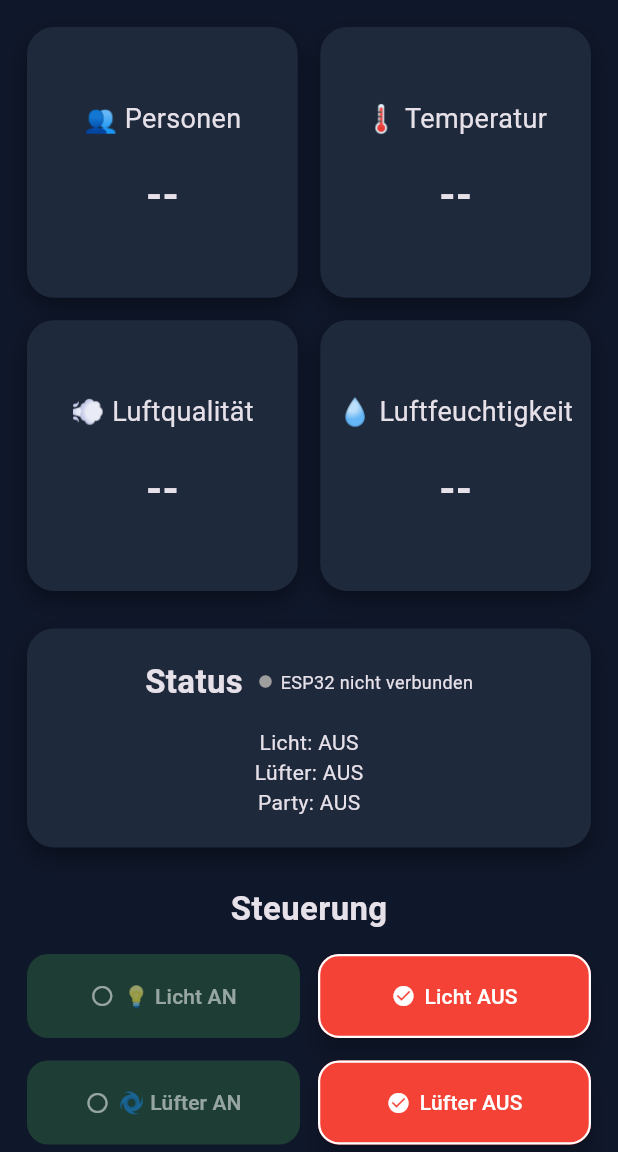
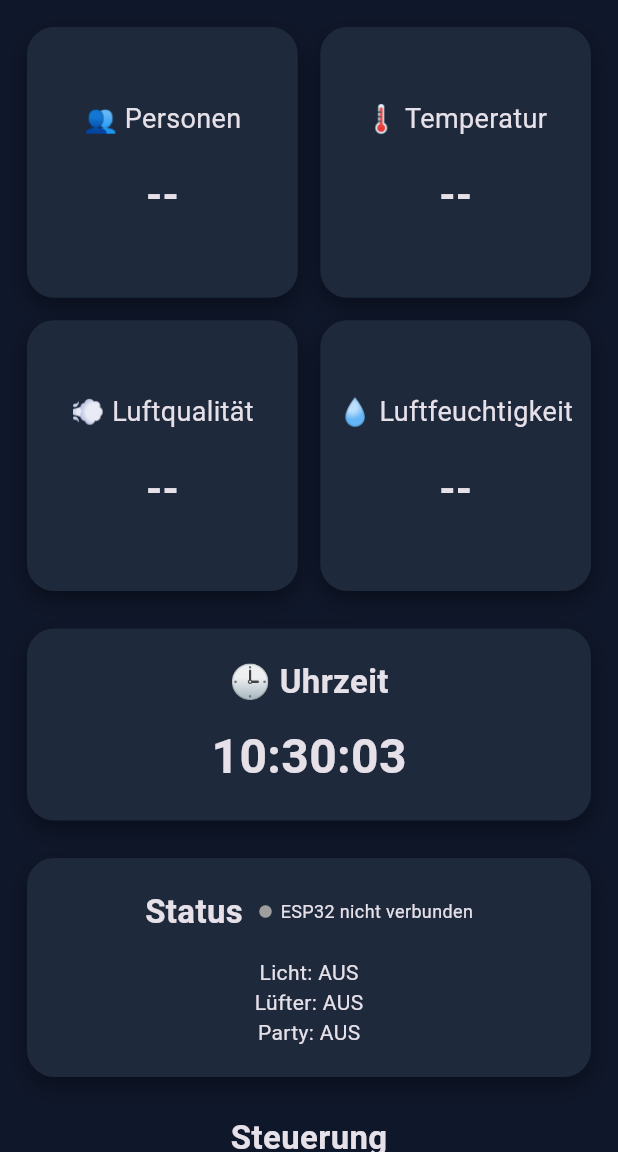
Before and after one commit to IsyBaki/Medien_Informatik_smart_room, a Flutter app: the screen it shows once a user with an empty profile is signed in, on a phone screen of 412 x 824 dp, the part 84-1236 px from its top. Run offline on Flutter 3.47's test engine with Material 3 defaults, Android fonts, the phone set to English and light mode, and no system bars; our stand-ins replace cloud_firestore, firebase_auth, firebase_core, fl_chart; accounts and stored records are empty; network calls fail.

Commit message:
final update eshaq

```diff
--- a/app/smart_room/lib/constants/app_constants.dart
+++ b/app/smart_room/lib/constants/app_constants.dart
@@ -1,8 +1,8 @@
-/// Zentrale Konstanten: Geräte-Namen, Firestore-Struktur, ESP32-Konfiguration.
-/// So stehen wichtige Namen an einer Stelle statt verstreut im Code.
+// zentrale Konstanten: Gerätenamen, Firestore-Struktur, ESP32-Konfiguration
+// (damit wichtige Namen an einer Stelle stehen statt verstreut im Code)
 class AppConstants {
   // Gerätenamen -- werden sowohl in Firestore als auch im ESP32-Protokoll
-  // als Schlüssel verwendet (siehe esp32/smart_room_esp32.ino).
+  // als Schlüssel verwendet (siehe esp32/smart_room_esp32.ino)
   static const String deviceLight = 'light';
   static const String deviceFan = 'fan';
   static const String deviceParty = 'party';
--- a/app/smart_room/lib/models/sensor_data.dart
+++ b/app/smart_room/lib/models/sensor_data.dart
@@ -1,6 +1,6 @@
 import 'package:cloud_firestore/cloud_firestore.dart';
 
-/// Eine einzelne Sensor-Messung (Temperatur, Luftfeuchtigkeit, Luftqualität, Personen).
+// Eine einzelne Sensor-Messung (Temperatur, Luftfeuchtigkeit, Luftqualität, Personen).
 class SensorData {
   final double temperature;
   final double humidity;
@@ -8,15 +8,21 @@ class SensorData {
   final String airQuality;
   final DateTime timestamp;
 
+  // echter, aktueller Lüfter-Status direkt vom ESP32 (nicht aus Firestore).
+  // null, wenn die Nachricht keinen "fan"-Wert enthielt (z.B. alte
+  // Firestore-Einträge von vor dieser Änderung)
+  final bool? fanOn;
+
   SensorData({
     required this.temperature,
     required this.humidity,
     required this.persons,
     required this.airQuality,
     required this.timestamp,
+    this.fanOn,
   });
 
-  // Nachricht vom ESP32 über WebSocket (kein Zeitstempel im Payload -> Empfangszeit).
+  // Nachricht vom ESP32 über WebSocket (kein Zeitstempel im Payload -> Empfangszeit)
   factory SensorData.fromJson(Map<String, dynamic> json) {
     return SensorData(
       temperature: (json['temperature'] as num?)?.toDouble() ?? 0,
@@ -24,10 +30,10 @@ class SensorData {
       persons: (json['persons'] as num?)?.toInt() ?? 0,
       airQuality: json['airQuality'] as String? ?? 'Unbekannt',
       timestamp: DateTime.now(),
+      fanOn: json['fan'] as bool?,
     );
   }
 
-  /// Erstellt eine Messung aus einem Firestore-Dokument.
   factory SensorData.fromMap(Map<String, dynamic> map) {
     final ts = map['timestamp'];
     return SensorData(
@@ -36,10 +42,10 @@ class SensorData {
       persons: (map['persons'] as num?)?.toInt() ?? 0,
       airQuality: map['airQuality'] as String? ?? 'Unbekannt',
       timestamp: ts is Timestamp ? ts.toDate() : DateTime.now(),
+      fanOn: map['fan'] as bool?,
     );
   }
 
-  /// Wandelt die Messung in ein Firestore-Format um.
   Map<String, dynamic> toMap() {
     return {
       'temperature': temperature,
@@ -47,6 +53,7 @@ class SensorData {
       'persons': persons,
       'airQuality': airQuality,
       'timestamp': Timestamp.fromDate(timestamp),
+      if (fanOn != null) 'fan': fanOn,
     };
   }
 }
--- a/app/smart_room/lib/models/user_model.dart
+++ b/app/smart_room/lib/models/user_model.dart
@@ -1,4 +1,4 @@
-/// Entspricht einem Dokument in der Firestore-Collection `users/{uid}`.
+// Entspricht einem Dokument in der Firestore-Collection users/{uid}.
 class UserModel {
   final String uid;
   final String email;
@@ -12,7 +12,6 @@ class UserModel {
     this.notificationsEnabled = true,
   });
 
-  /// Erstellt das Profil aus einem Firestore-Dokument.
   factory UserModel.fromMap(String uid, Map<String, dynamic> map) {
     return UserModel(
       uid: uid,
@@ -22,7 +21,6 @@ class UserModel {
     );
   }
 
-  /// Wandelt das Profil in ein Firestore-Format um.
   Map<String, dynamic> toMap() {
     return {
       'email': email,
--- a/app/smart_room/lib/pages/auth_gate.dart
+++ b/app/smart_room/lib/pages/auth_gate.dart
@@ -4,11 +4,10 @@ import 'package:flutter/material.dart';
 import 'smart_room_page.dart';
 import 'welcome_page.dart';
 
-/// Leitet je nach Anmeldestatus zur Welcome-Seite oder zum Smart Room weiter.
+// leitet je nach Anmeldestatus zur Welcome-Seite oder zum Smart Room weiter
 class AuthGate extends StatelessWidget {
   const AuthGate({super.key});
 
-  /// Baut je nach Anmeldestatus (`snapshot.hasData`) die passende Seite.
   @override
   Widget build(BuildContext context) {
     return StreamBuilder<User?>(
--- a/app/smart_room/lib/pages/register_page.dart
+++ b/app/smart_room/lib/pages/register_page.dart
@@ -4,7 +4,7 @@ import 'package:flutter/material.dart';
 import '../services/auth_service.dart';
 import 'login_page.dart';
 
-/// Seite zum Registrieren mit Name, E-Mail und Passwort.
+// Seite zum Registrieren mit Name, E-Mail und Passwort.
 class RegisterPage extends StatefulWidget {
   const RegisterPage({super.key});
 
@@ -28,7 +28,6 @@ class _RegisterPageState extends State<RegisterPage> {
     super.dispose();
   }
 
-  /// Legt das Konto an und schickt danach bewusst zur Login-Seite zurück.
   Future<void> register() async {
     final name = nameController.text.trim();
     final email = emailController.text.trim();
@@ -70,14 +69,12 @@ class _RegisterPageState extends State<RegisterPage> {
     }
   }
 
-  /// Zeigt eine Fehlermeldung als SnackBar an.
   void _showError(String message) {
     ScaffoldMessenger.of(context).showSnackBar(
       SnackBar(content: Text(message)),
     );
   }
 
-  /// Baut das Formular: Name, E-Mail, Passwort, Registrieren-Button.
   @override
   Widget build(BuildContext context) {
     return Scaffold(
--- a/app/smart_room/lib/pages/smart_room_page.dart
+++ b/app/smart_room/lib/pages/smart_room_page.dart
@@ -13,7 +13,7 @@ import '../widgets/control_row.dart';
 import '../styles/app_styles.dart';
 import 'history_page.dart';
 
-/// Hauptseite nach dem Login: zeigt Sensorwerte und steuert Licht/Lüfter/Party.
+// Hauptseite nach dem Login: zeigt Sensorwerte und steuert Licht/Lüfter/Party.
 class SmartRoomPage extends StatefulWidget {
   const SmartRoomPage({super.key});
 
@@ -26,63 +26,85 @@ class _SmartRoomPageState extends State<SmartRoomPage> {
   final _databaseService = DatabaseService();
   final _esp32Service = Esp32Service();
 
-  // Uhrzeit-Anzeige aktuell deaktiviert (nicht benötigt) -- bei Bedarf die
-  // Zeilen unten sowie in initState()/dispose()/buildInformationGrid() wieder
-  // einkommentieren.
-  // String currentTime = '--:--:--';
-  // Timer? _clockTimer;
+  // aktuelle Uhrzeit (vom Handy, nicht vom ESP32) -- wird jede Sekunde
+  // aktualisiert, siehe updateClock(). Angezeigt in buildTimeBox().
+  String currentTime = '--:--:--';
+  Timer? _clockTimer;
 
   bool _esp32Connected = false;
+
+  // echter Lüfter-Status, wie ihn der ESP32 gerade meldet (unabhängig davon,
+  // ob er automatisch durch die Luftqualität oder manuell per App geschaltet
+  // wurde). null = noch keine Meldung vom ESP32 erhalten -- dann wird
+  // ersatzweise der zuletzt per App gesendete Wert aus Firestore angezeigt.
+  bool? _liveFanOn;
 
   StreamSubscription<SensorData>? _sensorSubscription;
   StreamSubscription<bool>? _connectionSubscription;
 
-  /// Startet die Firestore-Standardwerte und hört auf den ESP32-Datenstrom.
   @override
   void initState() {
     super.initState();
 
-    // updateClock();
-    // _clockTimer = Timer.periodic(const Duration(seconds: 1), (_) => updateClock());
+    updateClock();
+    _clockTimer = Timer.periodic(const Duration(seconds: 1), (_) => updateClock());
 
     _databaseService.ensureRoomDefaults();
 
     // Sobald der ESP32 Daten schickt, landen sie in Firestore und erscheinen
     // dadurch automatisch im StreamBuilder unten (buildInformationGrid).
-    _sensorSubscription = _esp32Service.sensorDataStream.listen(
-      _databaseService.saveSensorReading,
-    );
+    // Zusätzlich merken wir uns den echten Lüfter-Status, den der ESP32
+    // mitschickt, damit die App auch automatische Schaltungen (z.B. durch
+    // schlechte Luftqualität) sofort korrekt anzeigt -- nicht nur Schaltungen
+    // über den App-Button.
+    _sensorSubscription = _esp32Service.sensorDataStream.listen((data) {
+      _databaseService.saveSensorReading(data);
+      if (data.fanOn != null && mounted) {
+        setState(() => _liveFanOn = data.fanOn);
+      }
+    });
     _connectionSubscription = _esp32Service.isConnected.listen((connected) {
       if (mounted) setState(() => _esp32Connected = connected);
     });
 
-    // Noch kein ESP32 vorhanden -- sobald die Hardware bereit ist, hier die
-    // IP-Adresse eintragen und die Verbindung aufbauen:
-    // _esp32Service.connect('192.168.1.50');
+    // Umgestellt auf den iPhone-Hotspot (vorher Heim-WLAN 192.168.0.10).
+    // IP kommt aus dem Serial Monitor ("Verbunden! IP-Adresse: ..."). Falls
+    // der Hotspot neu verbindet, kann sich diese IP wieder aendern -- dann
+    // hier einfach die neue Adresse eintragen.
+
+    // wlan zuhasue
+    _esp32Service.connect('192.168.0.9');
+
+    // IP adresse hier eingeben
+    //  handy: IP-Adresse: 172.20.10.2
+    // Maxs Handy
+    //_esp32Service.connect('10.122.68.32');
+
+    // hotspot iphone
   }
 
-  // void updateClock() {
-  //   final now = DateTime.now();
-  //
-  //   setState(() {
-  //     currentTime =
-  //         '${now.hour.toString().padLeft(2, '0')}:'
-  //         '${now.minute.toString().padLeft(2, '0')}:'
-  //         '${now.second.toString().padLeft(2, '0')}';
-  //   });
-  // }
+  void updateClock() {
+    final now = DateTime.now();
+
+    setState(() {
+      currentTime =
+          '${now.hour.toString().padLeft(2, '0')}:'
+          '${now.minute.toString().padLeft(2, '0')}:'
+          '${now.second.toString().padLeft(2, '0')}';
+    });
+  }
 
   @override
   void dispose() {
-    // _clockTimer?.cancel();
+    _clockTimer?.cancel();
     _sensorSubscription?.cancel();
     _connectionSubscription?.cancel();
     _esp32Service.dispose();
     super.dispose();
   }
 
-  /// Schaltet ein Gerät: speichert den Status in Firestore, protokolliert das
-  /// Ereignis und schickt den Befehl zusätzlich an den ESP32 (falls verbunden).
+  // speichert den Status in Firestore, protokolliert das Ereignis und
+  // schickt den Befehl zusätzlich an den ESP32 (falls verbunden)
   void toggleDevice(String device, bool value) {
     final uid = FirebaseAuth.instance.currentUser?.uid ?? '';
     _databaseService.updateDeviceStatus(
@@ -94,7 +116,6 @@ class _SmartRoomPageState extends State<SmartRoomPage> {
     _esp32Service.sendCommand(device, value);
   }
 
-  /// Ordnet Gerätename + Zustand dem passenden Ereignistyp zu.
   RoomEventType _eventTypeFor(String device, bool value) {
     switch (device) {
       case AppConstants.deviceLight:
@@ -107,7 +128,6 @@ class _SmartRoomPageState extends State<SmartRoomPage> {
     }
   }
 
-  /// Baut das Grundgerüst: Info-Kacheln, Status-Box und die Steuerung.
   @override
   Widget build(BuildContext context) {
     return Scaffold(
@@ -126,7 +146,12 @@ class _SmartRoomPageState extends State<SmartRoomPage> {
         builder: (context, statusSnapshot) {
           final status = statusSnapshot.data ?? {};
           final light = status[AppConstants.deviceLight] as bool? ?? false;
-          final fan = status[AppConstants.deviceFan] as bool? ?? false;
+          // echter Lüfter-Status vom ESP32 hat Vorrang (zeigt auch automatische
+          // Schaltungen durch die Luftqualität korrekt an). Solange noch keine
+          // Meldung vom ESP32 da ist, wird der letzte per App gesendete Wert
+          // aus Firestore als Ersatz angezeigt.
+          final fan =
+              _liveFanOn ?? (status[AppConstants.deviceFan] as bool? ?? false);
           final party = status[AppConstants.deviceParty] as bool? ?? false;
 
           return SingleChildScrollView(
@@ -134,6 +159,10 @@ class _SmartRoomPageState extends State<SmartRoomPage> {
             child: Column(
               children: [
                 buildInformationGrid(),
+
+                const SizedBox(height: 25),
+
+                buildTimeBox(),
 
                 const SizedBox(height: 25),
 
@@ -182,7 +211,6 @@ class _SmartRoomPageState extends State<SmartRoomPage> {
     );
   }
 
-  /// Zeigt die vier Sensor-Kacheln (Personen, Temperatur, Luftqualität, Luftfeuchtigkeit).
   Widget buildInformationGrid() {
     return StreamBuilder<SensorData?>(
       stream: _databaseService.streamLatestSensorData(),
@@ -212,17 +240,40 @@ class _SmartRoomPageState extends State<SmartRoomPage> {
               title: '💧 Luftfeuchtigkeit',
               value: data != null ? '${data.humidity.toStringAsFixed(0)}%' : '--',
             ),
-            // InfoCard(
-            //   title: '🕒 Uhrzeit',
-            //   value: currentTime,
-            // ),
           ],
         );
       },
     );
   }
 
-  /// Zeigt den aktuellen Status von Licht/Lüfter/Party als Text.
+  // eigene Box, genauso breit und im gleichen Stil wie die Status-Box darunter
+  Widget buildTimeBox() {
+    return Container(
+      width: double.infinity,
+      padding: const EdgeInsets.all(20),
+      decoration: boxStyle(),
+      child: Column(
+        children: [
+          const Text(
+            '🕒 Uhrzeit',
+            style: TextStyle(
+              fontSize: 22,
+              fontWeight: FontWeight.bold,
+            ),
+          ),
+          const SizedBox(height: 10),
+          Text(
+            currentTime,
+            style: const TextStyle(
+              fontSize: 32,
+              fontWeight: FontWeight.bold,
+            ),
+          ),
+        ],
+      ),
+    );
+  }
+
   Widget buildStatusBox({
     required bool light,
     required bool fan,
@@ -259,7 +310,7 @@ class _SmartRoomPageState extends State<SmartRoomPage> {
     );
   }
 
-  // Kleiner Punkt + Text: zeigt, ob gerade eine ESP32-Verbindung besteht.
+  // kleiner Punkt + Text: zeigt, ob gerade eine ESP32-Verbindung besteht
   Widget _esp32Badge() {
     return Row(
       mainAxisSize: MainAxisSize.min,
@@ -278,10 +329,9 @@ class _SmartRoomPageState extends State<SmartRoomPage> {
     );
   }
 
-  /// Baut das Seitenmenü: Benutzername, Dashboard, History, Ausloggen.
   Widget buildDrawer() {
     final user = FirebaseAuth.instance.currentUser;
-    // Anzeigename, falls bei der Registrierung angegeben -- sonst E-Mail.
+    // Anzeigename, falls bei der Registrierung angegeben -- sonst E-Mail
     final displayName = (user?.displayName?.isNotEmpty ?? false)
         ? user!.displayName!
         : (user?.email ?? '');
--- a/app/smart_room/lib/widgets/info_card.dart
+++ b/app/smart_room/lib/widgets/info_card.dart
@@ -1,7 +1,7 @@
 import 'package:flutter/material.dart';
 import '../styles/app_styles.dart';
 
-/// Kachel für einen einzelnen Wert im Dashboard (z.B. Temperatur).
+// Kachel für einen einzelnen Wert im Dashboard (z.B. Temperatur)
 class InfoCard extends StatelessWidget {
   final String title;
   final String value;
@@ -12,7 +12,6 @@ class InfoCard extends StatelessWidget {
     required this.value,
   });
 
-  /// Baut die Kachel: Titel oben, Wert groß darunter.
   @override
   Widget build(BuildContext context) {
     return Container(
```
Also changed, not shown: app/smart_room/lib/models/room_event.dart (+6 -14 lines), app/smart_room/lib/pages/history_page.dart (+20 -30 lines), app/smart_room/lib/pages/login_page.dart (+3 -6 lines), app/smart_room/lib/pages/welcome_page.dart (+9 -15 lines), app/smart_room/lib/services/auth_service.dart (+3 -9 lines), app/smart_room/lib/services/database_service.dart (+14 -25 lines), app/smart_room/lib/services/esp32_service.dart (+6 -14 lines), app/smart_room/lib/utils/date_range.dart (+3 -7 lines), app/smart_room/lib/utils/room_stats.dart (+9 -13 lines), app/smart_room/lib/widgets/control_row.dart (+3 -4 lines), 2 other files.
